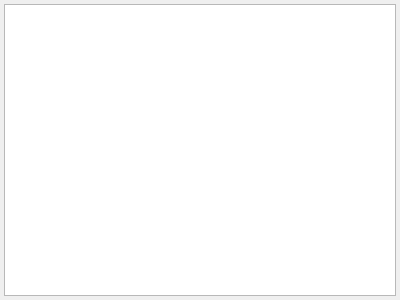
matzman666/PyPipboyApp, file widgets/radio/ui/radiowidget.ui: the form before one commit.
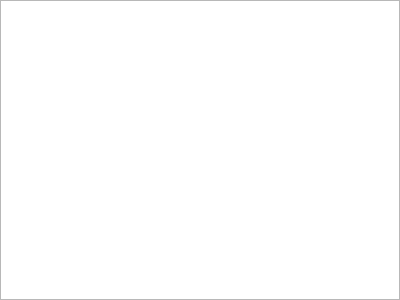
The form after the commit.

Patch:
```diff
--- a/widgets/radio/ui/radiowidget.ui
+++ b/widgets/radio/ui/radiowidget.ui
@@ -14,17 +14,20 @@
    <string>Form</string>
   </property>
   <layout class="QVBoxLayout" name="verticalLayout">
+   <property name="spacing">
+    <number>0</number>
+   </property>
    <property name="leftMargin">
-    <number>4</number>
+    <number>0</number>
    </property>
    <property name="topMargin">
-    <number>4</number>
+    <number>0</number>
    </property>
    <property name="rightMargin">
-    <number>4</number>
+    <number>0</number>
    </property>
    <property name="bottomMargin">
-    <number>4</number>
+    <number>0</number>
    </property>
    <item>
     <widget class="QTableView" name="radioView">
```
